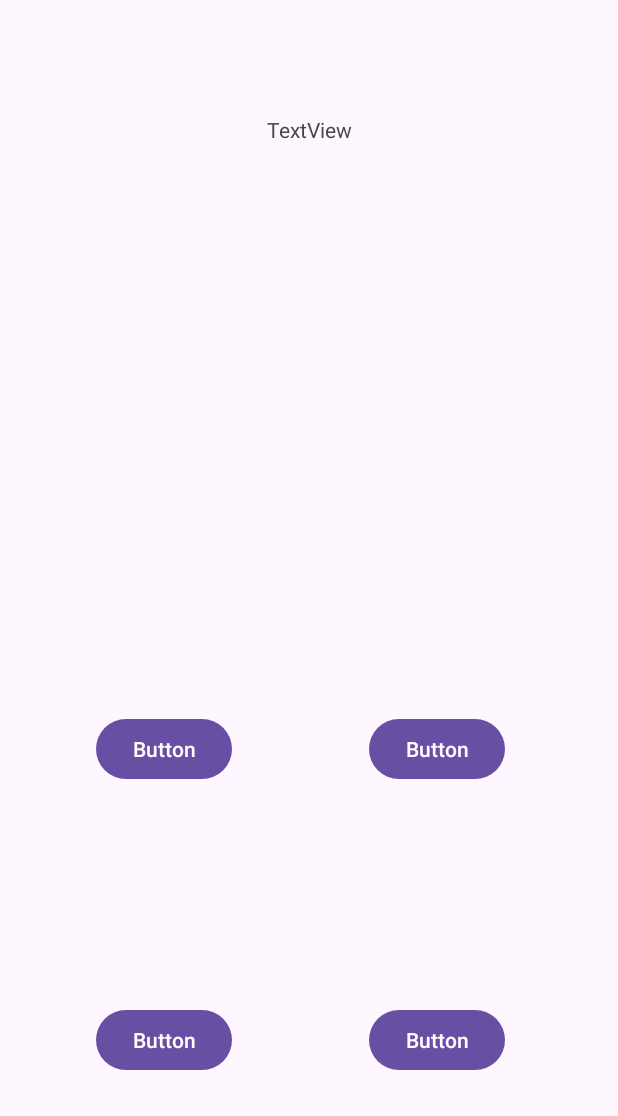
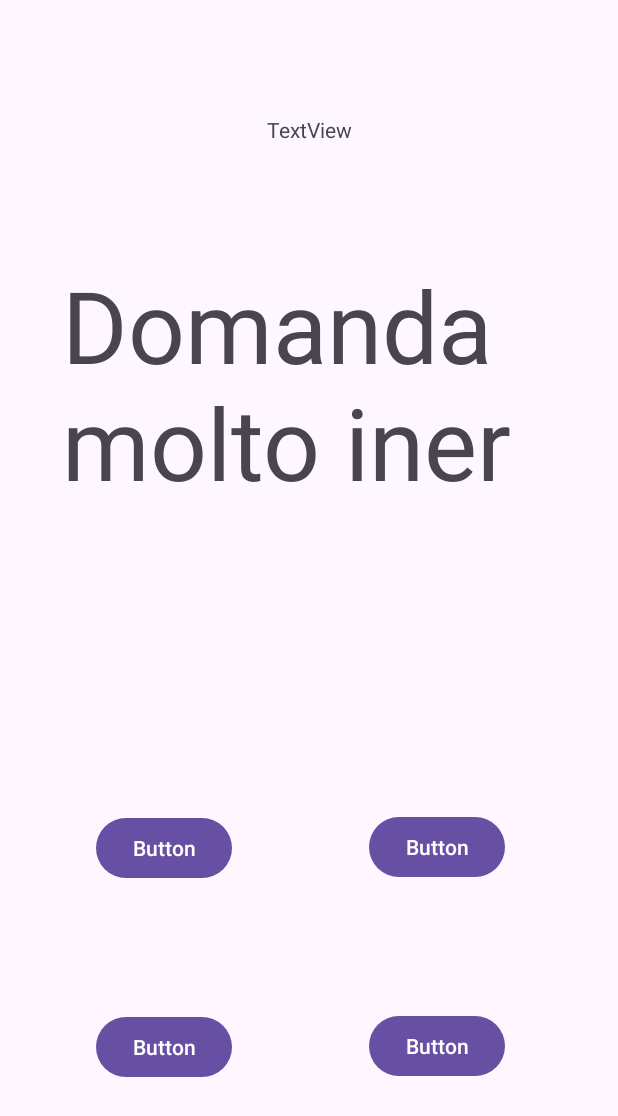
Before and after one commit to Jumper222/Progetto_CapolavoroMF, an Android app: the screen it shows after launch (Seconda_pagina), after a tap on "PLAY!", on a phone screen of 412 x 824 dp. Shown: the top 1116 px of the screen. Run offline under Robolectric (Android 15) with nearby library versions, the light colour scheme and no system bars; our stand-ins replace Room's generated code; 5 statements that could not run were skipped.

Commit message:
Ora il DB oltre a popolarsi da un file JSON (Domande.json) carica le domande e risposte nell' app

```diff
--- a/app/build.gradle.kts
+++ b/app/build.gradle.kts
@@ -41,6 +41,7 @@ android {
 }
 
 dependencies {
+    implementation ("com.google.code.gson:gson:2.8.8")
     implementation("androidx.room:room-runtime:2.6.1")
     ksp("androidx.room:room-compiler:2.6.1")
     implementation("androidx.room:room-ktx:2.6.1")
--- /dev/null
+++ b/app/src/main/assets/Domande.json
@@ -0,0 +1,18 @@
+[
+  {
+    "domanda": "Qual è la capitale d'Italia?",
+    "risposta1": "Roma",
+    "risposta2": "Milano",
+    "risposta3": "Venezia",
+    "risposta4": "Torino",
+    "trueAns": 1
+  },
+  {
+    "domanda": "Chi ha dipinto la Gioconda?",
+    "risposta1": "Leonardo da Vinci",
+    "risposta2": "Michelangelo",
+    "risposta3": "Raffaello",
+    "risposta4": "Caravaggio",
+    "trueAns": 1
+  }
+]
--- a/app/src/main/java/federico/caffe/progetto_capolavoromf/DomandeDao.kt
+++ b/app/src/main/java/federico/caffe/progetto_capolavoromf/DomandeDao.kt
@@ -12,8 +12,8 @@ interface DomandeDao {
     fun getAll(): List<Domande>
 
     @Insert
-    fun insertAll(vararg users: Domande)
+    suspend fun insertAll(questions: List<Domande>)
 
-    @Delete
-    fun delete(user: Domande)
+    @Query("SELECT * FROM Domande ORDER BY RANDOM() LIMIT 1")
+    fun getRandomQuestion(): Domande
 }
--- a/app/src/main/java/federico/caffe/progetto_capolavoromf/DomandeDatabase.kt
+++ b/app/src/main/java/federico/caffe/progetto_capolavoromf/DomandeDatabase.kt
@@ -2,18 +2,59 @@ package federico.caffe.progetto_capolavoromf
 
 import androidx.room.Database
 import androidx.room.RoomDatabase
-/*
-
-@Database(
-    entities = [Domande::class],
-    version = 1
-)
-abstract class DomandeDatabase: RoomDatabase() {
-
-    abstract val dao: DomandeDao
-}*/
+import androidx.sqlite.db.SupportSQLiteDatabase
+import androidx.room.RoomDatabase.Callback
+import androidx.room.Room
+import android.content.Context
+import androidx.annotation.NonNull
+import kotlinx.coroutines.CoroutineScope
+import kotlinx.coroutines.Dispatchers
+import kotlinx.coroutines.launch
+import federico.caffe.progetto_capolavoromf.CaricaDBdaJson
 
 @Database(entities = [Domande::class], version = 1)
 abstract class DomandeDatabase : RoomDatabase() {
     abstract fun domandeDao(): DomandeDao
+
+    companion object {
+        @Volatile
+        private var INSTANCE: DomandeDatabase? = null
+
+        fun getDatabase(context: Context): DomandeDatabase {
+            return INSTANCE ?: synchronized(this) {
+                val instance = Room.databaseBuilder(
+                    context.applicationContext,
+                    DomandeDatabase::class.java,
+                    "Domande_Database"
+                )
+                    .addCallback(DomandeDatabaseCallback(context))
+                    .build()
+                INSTANCE = instance
+                instance
+            }
+        }
+    }
+
+
+
+
+    private class DomandeDatabaseCallback(
+        private val context: Context
+    ) : Callback() {
+        override fun onCreate(db: SupportSQLiteDatabase) {
+            super.onCreate(db)
+            INSTANCE?.let { database ->
+                CoroutineScope(Dispatchers.IO).launch {
+                    populateDatabase(database.domandeDao(), context)
+                }
+            }
+        }
+        private suspend fun populateDatabase(dao: DomandeDao, context: Context) {
+            val questions = CaricaDBdaJson(context)
+            dao.insertAll(questions)
+        }
+    }
+
+
+
 }
--- /dev/null
+++ b/app/src/main/java/federico/caffe/progetto_capolavoromf/JsonUtils.kt
@@ -0,0 +1,15 @@
+package federico.caffe.progetto_capolavoromf
+
+import android.content.Context
+import com.google.gson.Gson
+import com.google.gson.reflect.TypeToken
+import java.io.InputStreamReader
+import android.util.Log
+
+fun CaricaDBdaJson(context: Context): List<Domande> {
+    val inputStream = context.assets.open("Domande.json")
+    val reader = InputStreamReader(inputStream)
+    val type = object : TypeToken<List<Domande>>() {}.type
+    Log.d("jSonUtils","DB CARICATO")
+    return Gson().fromJson(reader, type)
+}
--- a/app/src/main/java/federico/caffe/progetto_capolavoromf/MainActivity.kt
+++ b/app/src/main/java/federico/caffe/progetto_capolavoromf/MainActivity.kt
@@ -1,5 +1,6 @@
 package federico.caffe.progetto_capolavoromf
 
+import android.content.Context
 import android.content.Intent
 import android.os.Bundle
 import androidx.activity.enableEdgeToEdge
@@ -13,6 +14,9 @@ import androidx.lifecycle.ViewModelProvider
 import androidx.room.Room
 import kotlinx.coroutines.GlobalScope
 import kotlinx.coroutines.launch
+import java.io.InputStreamReader
+import com.google.gson.Gson
+import com.google.gson.reflect.TypeToken
 
 class MainActivity : AppCompatActivity() {
     private lateinit var binding: ActivityMainBinding
@@ -42,13 +46,7 @@ class MainActivity : AppCompatActivity() {
 
 
 
-        val DomandeDao = db.domandeDao() // 1. Ottieni un'istanza del DAO relativo al DB
-        val user = Domande(id = 1,"U Big pussy?","Yes","No","Of Course!","Yes Daddy!",1)
-        // 2. Crea un oggetto User con i dati di test
 
-        GlobalScope.launch {//il blocco è eseguito in Coroutine, in modo da non intasare il processore principale
-            DomandeDao.insertAll(user) //Inserisce la variabile user nel DB tramite il Dao
-        }
 
         enableEdgeToEdge()
         ViewCompat.setOnApplyWindowInsetsListener(findViewById(R.id.main)) { v, insets ->
--- a/app/src/main/java/federico/caffe/progetto_capolavoromf/Seconda_pagina.kt
+++ b/app/src/main/java/federico/caffe/progetto_capolavoromf/Seconda_pagina.kt
@@ -6,18 +6,19 @@ import androidx.activity.enableEdgeToEdge
 import androidx.appcompat.app.AppCompatActivity
 import androidx.core.view.ViewCompat
 import androidx.core.view.WindowInsetsCompat
-import federico.caffe.progetto_capolavoromf.databinding.ActivityMainBinding
 import federico.caffe.progetto_capolavoromf.databinding.ActivitySecondaPaginaBinding
+import federico.caffe.progetto_capolavoromf.DomandeDao
+import android.widget.Toast
 
 class Seconda_pagina : AppCompatActivity() {
 
     private lateinit var binding: ActivitySecondaPaginaBinding
+
     override fun onCreate(savedInstanceState: Bundle?) {
         super.onCreate(savedInstanceState)
 
         binding = ActivitySecondaPaginaBinding.inflate(layoutInflater)
         setContentView(binding.root)
-
 
         enableEdgeToEdge()
         ViewCompat.setOnApplyWindowInsetsListener(findViewById(R.id.main)) { v, insets ->
@@ -26,10 +27,42 @@ class Seconda_pagina : AppCompatActivity() {
             insets
         }
 
-        val input = intent.getStringExtra("EXTRA_MESSAGE")
+        val db = DomandeDatabase.getDatabase(applicationContext)
+        val domandeQuestionDao = db.domandeDao()
 
-        val textView = binding.textView2.apply {
-            text = input
+        // Carica la prima domanda
+        caricaNuovaDomanda(domandeQuestionDao)
+    }
+
+    private fun caricaNuovaDomanda(domandeQuestionDao: DomandeDao) {
+        Thread {
+            val question = domandeQuestionDao.getRandomQuestion()
+            runOnUiThread {
+                // Collega i dati ai bottoni e alla TextView della domanda
+                binding.domanda.text = question.domanda
+                binding.risposta1.text = question.risposta1
+                binding.risposta2.text = question.risposta2
+                binding.risposta3.text = question.risposta3
+                binding.risposta4.text = question.risposta4
+
+                // Imposta il listener per controllare la risposta
+                binding.risposta1.setOnClickListener { checkAnswer(1, question.trueAns, domandeQuestionDao) }
+                binding.risposta2.setOnClickListener { checkAnswer(2, question.trueAns, domandeQuestionDao) }
+                binding.risposta3.setOnClickListener { checkAnswer(3, question.trueAns, domandeQuestionDao) }
+                binding.risposta4.setOnClickListener { checkAnswer(4, question.trueAns, domandeQuestionDao) }
+            }
+        }.start()
+    }
+
+    private fun checkAnswer(rispostaSelezionata: Int, rispostaCorretta: Int, domandeQuestionDao: DomandeDao) {
+        if (rispostaSelezionata == rispostaCorretta) {
+            // Risposta corretta
+            Toast.makeText(this, "Risposta corretta!", Toast.LENGTH_SHORT).show()
+        } else {
+            // Risposta sbagliata
+            Toast.makeText(this, "Risposta sbagliata!", Toast.LENGTH_SHORT).show()
         }
+        // Carica una nuova domanda
+        caricaNuovaDomanda(domandeQuestionDao)
     }
 }
--- a/app/src/main/res/layout/activity_seconda_pagina.xml
+++ b/app/src/main/res/layout/activity_seconda_pagina.xml
@@ -8,7 +8,7 @@
     tools:context=".Seconda_pagina">
 
     <TextView
-        android:id="@+id/textView2"
+        android:id="@+id/domanda"
         android:layout_width="328dp"
         android:layout_height="156dp"
         android:layout_marginTop="172dp"
@@ -20,53 +20,52 @@
         app:layout_constraintTop_toTopOf="parent" />
 
     <Button
-        android:id="@+id/button"
+        android:id="@+id/risposta1"
         android:layout_width="wrap_content"
         android:layout_height="wrap_content"
-        android:text="Button"
-        app:layout_constraintBottom_toTopOf="@+id/button3"
-        app:layout_constraintEnd_toEndOf="parent"
-        app:layout_constraintHorizontal_bias="0.2"
-        app:layout_constraintStart_toStartOf="parent"
-        app:layout_constraintTop_toBottomOf="@+id/textView2"
-        app:layout_constraintVertical_bias="0.502" />
-
-    <Button
-        android:id="@+id/button3"
-        android:layout_width="wrap_content"
-        android:layout_height="wrap_content"
-        android:layout_marginTop="253dp"
         android:text="Button"
         app:layout_constraintBottom_toBottomOf="parent"
         app:layout_constraintEnd_toEndOf="parent"
         app:layout_constraintHorizontal_bias="0.2"
         app:layout_constraintStart_toStartOf="parent"
-        app:layout_constraintTop_toBottomOf="@+id/textView2"
+        app:layout_constraintTop_toBottomOf="@+id/domanda"
+        app:layout_constraintVertical_bias="0.476" />
+
+    <Button
+        android:id="@+id/risposta3"
+        android:layout_width="wrap_content"
+        android:layout_height="wrap_content"
+        android:text="Button"
+        app:layout_constraintBottom_toBottomOf="parent"
+        app:layout_constraintEnd_toEndOf="parent"
+        app:layout_constraintHorizontal_bias="0.2"
+        app:layout_constraintStart_toStartOf="parent"
+        app:layout_constraintTop_toBottomOf="@+id/risposta1"
         app:layout_constraintVertical_bias="0.452" />
 
     <Button
-        android:id="@+id/button2"
+        android:id="@+id/risposta2"
         android:layout_width="wrap_content"
         android:layout_height="wrap_content"
-        android:text="Button"
-        app:layout_constraintBottom_toTopOf="@+id/button4"
-        app:layout_constraintEnd_toEndOf="parent"
-        app:layout_constraintHorizontal_bias="0.765"
-        app:layout_constraintStart_toStartOf="parent"
-        app:layout_constraintTop_toBottomOf="@+id/textView2"
-        app:layout_constraintVertical_bias="0.502" />
-
-    <Button
-        android:id="@+id/button4"
-        android:layout_width="wrap_content"
-        android:layout_height="wrap_content"
-        android:layout_marginTop="253dp"
+        android:layout_marginTop="12dp"
         android:text="Button"
         app:layout_constraintBottom_toBottomOf="parent"
         app:layout_constraintEnd_toEndOf="parent"
         app:layout_constraintHorizontal_bias="0.765"
         app:layout_constraintStart_toStartOf="parent"
-        app:layout_constraintTop_toBottomOf="@+id/textView2"
+        app:layout_constraintTop_toBottomOf="@+id/domanda"
+        app:layout_constraintVertical_bias="0.46" />
+
+    <Button
+        android:id="@+id/risposta4"
+        android:layout_width="wrap_content"
+        android:layout_height="wrap_content"
+        android:text="Button"
+        app:layout_constraintBottom_toBottomOf="parent"
+        app:layout_constraintEnd_toEndOf="parent"
+        app:layout_constraintHorizontal_bias="0.765"
+        app:layout_constraintStart_toStartOf="parent"
+        app:layout_constraintTop_toBottomOf="@+id/risposta2"
         app:layout_constraintVertical_bias="0.452" />
 
     <TextView
@@ -74,7 +73,7 @@
         android:layout_width="wrap_content"
         android:layout_height="wrap_content"
         android:text="TextView"
-        app:layout_constraintBottom_toTopOf="@+id/textView2"
+        app:layout_constraintBottom_toTopOf="@+id/domanda"
         app:layout_constraintEnd_toEndOf="parent"
         app:layout_constraintStart_toStartOf="parent"
         app:layout_constraintTop_toTopOf="parent" />
```
